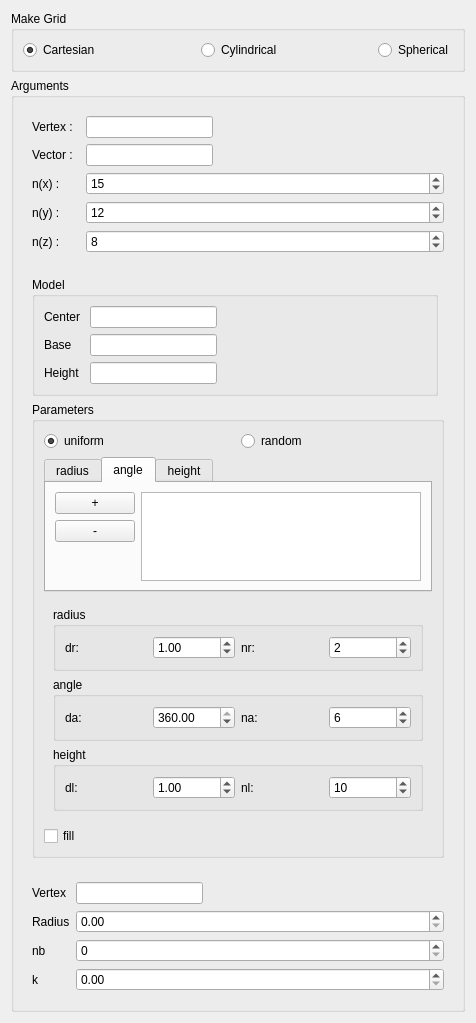
Old version of the form src/HEXABLOCKGUI/MakeGrid_QTD.ui in the repository SalomePlatform/hexablock.
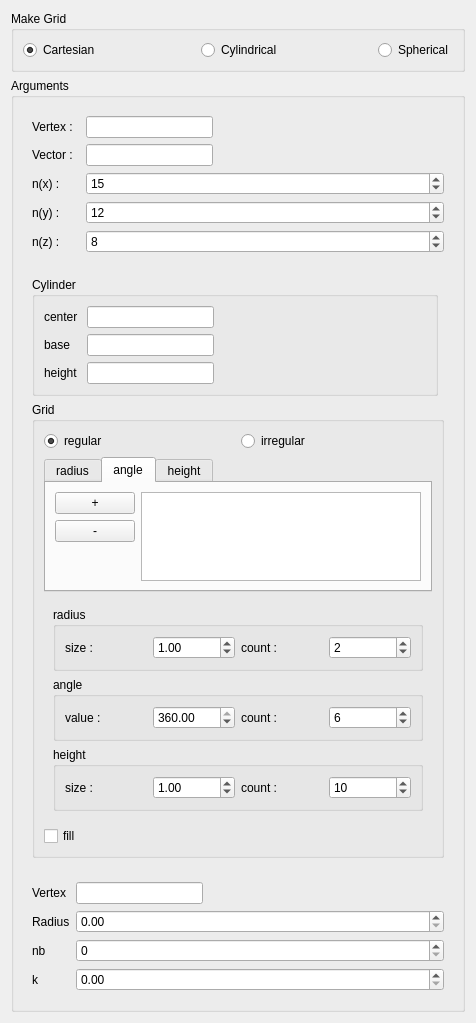
New version of the form. The open tabs and pages were chosen to show the change.

Patch:
```diff
--- a/src/HEXABLOCKGUI/MakeGrid_QTD.ui
+++ b/src/HEXABLOCKGUI/MakeGrid_QTD.ui
@@ -165,7 +165,7 @@
             </sizepolicy>
            </property>
            <property name="title">
-            <string>Model</string>
+            <string>Cylinder</string>
            </property>
            <layout class="QFormLayout" name="formLayout_4">
             <item row="2" column="1">
@@ -198,14 +198,14 @@
             <item row="1" column="0">
              <widget class="QLabel" name="label">
               <property name="text">
-               <string>Center </string>
+               <string>center </string>
               </property>
              </widget>
             </item>
             <item row="2" column="0">
              <widget class="QLabel" name="label_2">
               <property name="text">
-               <string>Base</string>
+               <string>base</string>
               </property>
              </widget>
             </item>
@@ -225,7 +225,7 @@
             <item row="3" column="0">
              <widget class="QLabel" name="label_4">
               <property name="text">
-               <string>Height</string>
+               <string>height</string>
               </property>
              </widget>
             </item>
@@ -235,13 +235,13 @@
          <item row="2" column="0" colspan="2">
           <widget class="QGroupBox" name="groupBox_3">
            <property name="title">
-            <string>Parameters</string>
+            <string>Grid</string>
            </property>
            <layout class="QGridLayout" name="gridLayout_5">
             <item row="0" column="0">
              <widget class="QRadioButton" name="uniform_rb">
               <property name="text">
-               <string>uniform</string>
+               <string>regular</string>
               </property>
               <property name="checked">
                <bool>true</bool>
@@ -251,7 +251,7 @@
             <item row="0" column="1">
              <widget class="QRadioButton" name="random_rb">
               <property name="text">
-               <string>random</string>
+               <string>irregular</string>
               </property>
              </widget>
             </item>
@@ -449,7 +449,7 @@
                   <item>
                    <widget class="QLabel" name="label_5">
                     <property name="text">
-                     <string>dr:</string>
+                     <string>size : </string>
                     </property>
                    </widget>
                   </item>
@@ -463,7 +463,7 @@
                   <item>
                    <widget class="QLabel" name="label_10">
                     <property name="text">
-                     <string>nr:</string>
+                     <string>count : </string>
                     </property>
                    </widget>
                   </item>
@@ -486,7 +486,7 @@
                   <item>
                    <widget class="QLabel" name="label_6">
                     <property name="text">
-                     <string>da:</string>
+                     <string>value :</string>
                     </property>
                    </widget>
                   </item>
@@ -506,7 +506,7 @@
                   <item>
                    <widget class="QLabel" name="label_11">
                     <property name="text">
-                     <string>na:</string>
+                     <string>count : </string>
                     </property>
                    </widget>
                   </item>
@@ -529,7 +529,7 @@
                   <item>
                    <widget class="QLabel" name="label_7">
                     <property name="text">
-                     <string>dl:</string>
+                     <string>size : </string>
                     </property>
                    </widget>
                   </item>
@@ -543,7 +543,7 @@
                   <item>
                    <widget class="QLabel" name="label_15">
                     <property name="text">
-                     <string>nl:</string>
+                     <string>count : </string>
                     </property>
                    </widget>
                   </item>
```
Left out of the diff: 2 changed lines with no effect on the pictures.
